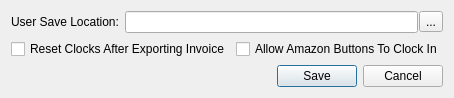
Old version of the form Gui/PreferencesDialog.ui in the repository smithbro2115/Clocking.
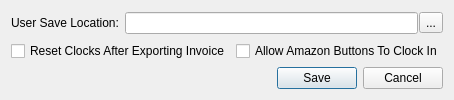
New version of the form.

```diff
--- a/Gui/PreferencesDialog.ui
+++ b/Gui/PreferencesDialog.ui
@@ -7,7 +7,7 @@
     <x>0</x>
     <y>0</y>
     <width>435</width>
-    <height>95</height>
+    <height>100</height>
    </rect>
   </property>
   <property name="windowTitle">
```
Left out of the diff: 46 changed lines with no effect on the pictures.
